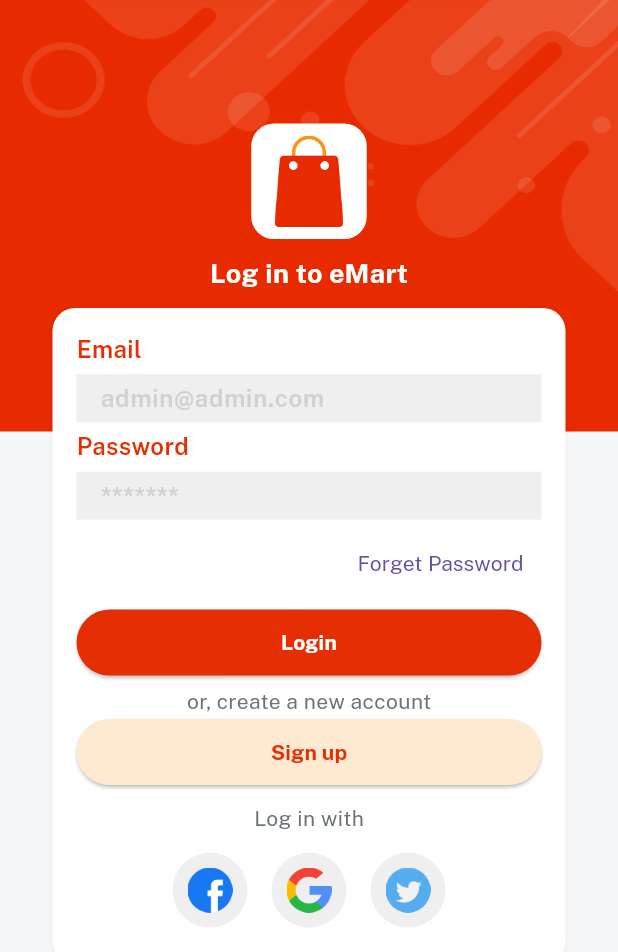
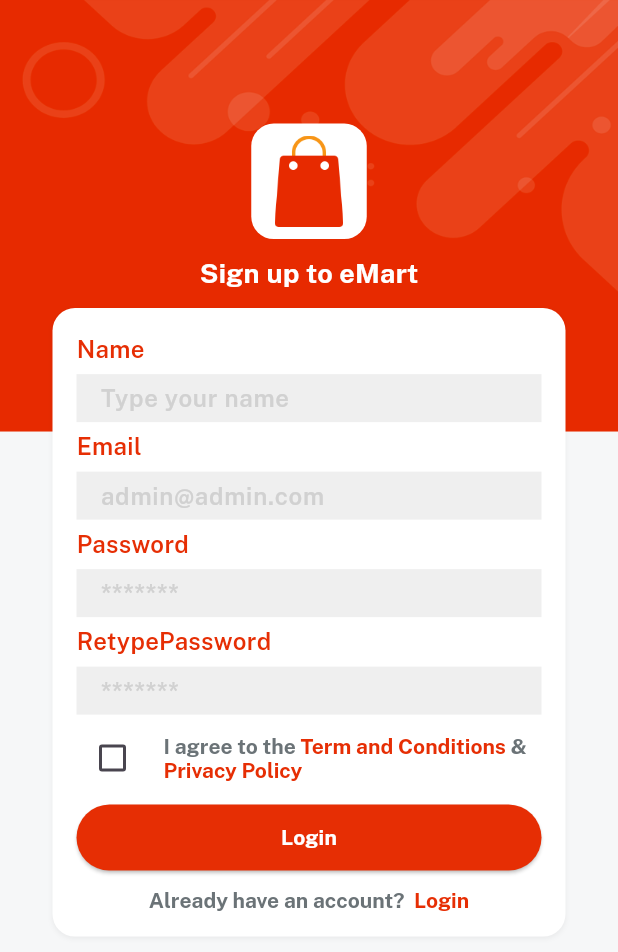
Before and after one commit to vutientrinh/FlutterWithFireBase, a Flutter app: the screen it shows after launch, after a tap on "Sign up", on a phone screen of 412 x 824 dp. Shown: the top 952 px of the screen. Run offline on Flutter 3.47's test engine with Material 3 defaults, Android fonts, the phone set to English and light mode, and no system bars; our stand-ins replace get, velocity_x.

Commit message:
sign in screen ui and string file update

```diff
--- a/lib/consts/strings.dart
+++ b/lib/consts/strings.dart
@@ -10,3 +10,12 @@ const login = "Login";
 const signUp = "Sign up";
 const createNewAccount = "or, create a new account";
 const loginWith = "Log in with";
+
+const retypePassword = "RetypePassword";
+const name = "Name";
+const nameHint = "Type your name";
+const privacyPolicy = "Privacy Policy";
+const termAndCond = "Term and Conditions";
+
+
+const alreadyHaveAccount = "Already have an account?  ";
--- a/lib/views/auth_screen/login_screen.dart
+++ b/lib/views/auth_screen/login_screen.dart
@@ -1,9 +1,11 @@
 import 'package:flutter/material.dart';
 import 'package:flutterwithfirebase/consts/consts.dart';
+import 'package:flutterwithfirebase/views/auth_screen/signup_screen.dart';
 import 'package:flutterwithfirebase/widget_common/applogo_widget.dart';
 import 'package:flutterwithfirebase/widget_common/bg_widget.dart';
 import 'package:flutterwithfirebase/widget_common/custom_textfield.dart';
 import 'package:flutterwithfirebase/widget_common/our_button.dart';
+import 'package:get/get.dart';
 
 class LoginScreen extends StatelessWidget {
   const LoginScreen({super.key});
@@ -33,7 +35,9 @@ class LoginScreen extends StatelessWidget {
                       .box.width(context.screenWidth - 50).make(),
                   5.heightBox,
                   createNewAccount.text.color(fontGrey).make(),
-                  ourButton(title: signUp, color: lightGolden, textColor: redColor, onPress: (){})
+                  ourButton(title: signUp, color: lightGolden, textColor: redColor, onPress: (){
+                    Get.to(()=> SignupScreen());
+                  })
                       .box.width(context.screenWidth - 50).make(),
                   10.heightBox,
                   loginWith.text.color(fontGrey).make(),
--- a/lib/views/auth_screen/signup_screen.dart
+++ b/lib/views/auth_screen/signup_screen.dart
@@ -0,0 +1,100 @@
+import 'package:flutter/material.dart';
+import 'package:flutterwithfirebase/consts/consts.dart';
+import 'package:flutterwithfirebase/widget_common/applogo_widget.dart';
+import 'package:flutterwithfirebase/widget_common/bg_widget.dart';
+import 'package:flutterwithfirebase/widget_common/custom_textfield.dart';
+import 'package:flutterwithfirebase/widget_common/our_button.dart';
+import 'package:get/get.dart';
+
+
+class SignupScreen extends StatelessWidget {
+  const SignupScreen({super.key});
+
+  @override
+  Widget build(BuildContext context) {
+    return bgWidget(
+        child: Scaffold(
+          body: Center(
+            child: Column(
+              children: [
+                (context.screenHeight*0.1).heightBox,
+                applogoWidget(),
+                10.heightBox,
+                "Sign up to $appname".text.fontFamily(bold).white.size(18).make(),
+                10.heightBox,
+                Column(
+                  children: [
+                    customTextField(hint: nameHint, title: name),
+                    customTextField(hint: emailHint, title: email),
+                    customTextField(hint: passwordHint, title: password),
+                    customTextField(hint: passwordHint, title: retypePassword),
+
+                    Row(
+                        children:[
+                          Checkbox(
+                            checkColor: redColor,
+                            value: false,
+                            onChanged: (newValue){},
+                          ),
+                          10.widthBox,
+                          Expanded(
+                              child: RichText(
+                                text: const TextSpan(
+                                children: [
+                                TextSpan(text: "I agree to the ", style: TextStyle(
+                                fontFamily: bold,
+                                color: fontGrey,
+                              )),
+
+                                TextSpan(text: termAndCond, style: TextStyle(
+                                    fontFamily: bold,
+                                    color: redColor,
+                                  )),
+                                TextSpan(text: " & ", style: TextStyle(
+                                  fontFamily: bold,
+                                  color: fontGrey,
+                                )),
+                                TextSpan(text: privacyPolicy, style: TextStyle(
+                                  fontFamily: bold,
+                                  color: redColor,
+                                )),
+                            ],
+                          )),
+
+                          ),
+                        ],
+                    ),
+                    5.heightBox,
+                    ourButton(color: redColor, title: login, textColor: whiteColor, onPress: (){})
+                        .box.width(context.screenWidth - 50).make(),
+                    10.heightBox,
+                    RichText(text: TextSpan(
+                      children: [
+                        TextSpan(
+                          text: alreadyHaveAccount,
+                          style: TextStyle(
+                            fontFamily: bold,
+                            color: fontGrey,
+                          )
+                        ),
+                        TextSpan(
+                            text: login,
+                            style: TextStyle(
+                              fontFamily: bold,
+                              color: redColor,
+                            ),
+                        ),
+                      ],
+                    ),
+                    ).onTap((){
+                      Get.back();
+                    }),
+                  ],
+                ).box.white.rounded.padding(const EdgeInsets.all(16)).width(context.screenWidth-70).shadowSm.make(),
+              ],
+            ),
+          ),
+        )
+    );
+  }
+}
--- a/lib/views/splash_screen/splash_screen.dart
+++ b/lib/views/splash_screen/splash_screen.dart
@@ -46,7 +46,6 @@ class _SplashScreenState extends State<SplashScreen> {
             5.heightBox,
             appversion.text.white.make(),
             Spacer(),
-            credits.text.white.fontFamily(semibold).make(),
             30.heightBox,
 
           ],
--- a/lib/widget_common/our_button.dart
+++ b/lib/widget_common/our_button.dart
@@ -7,8 +7,6 @@ Widget ourButton({onPress, color, textColor, String? title}){
         backgroundColor: color,
         padding: EdgeInsets.all(12),
       ),
-      onPressed: (){
-        onPress;
-      },
+      onPressed: onPress,
       child: title!.text.color(textColor).fontFamily(bold).make());
 }
```
